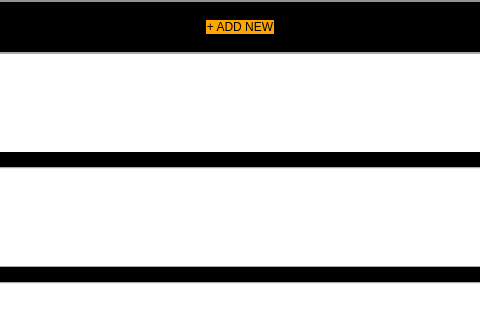
Before: the Qt Designer form Console/consoleApp/Frontend/Widgets/selectDialog.ui in laszlo-avotra-tips/consoleApp, drawn with Qt 5; both pictures show x 110 to 590 and y 0 to 320 of the 700 by 440 pixel window.
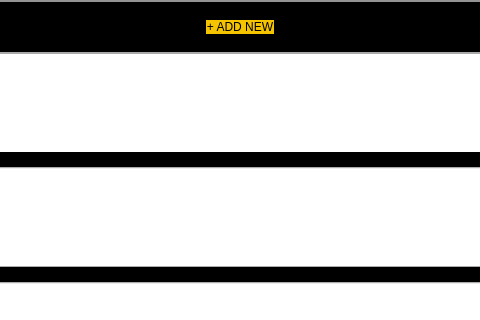
After: the same form once the commit is applied. Icons and pictures are not drawn. Custom widgets are drawn as their Qt base class.

Patch:
```diff
--- a/Console/consoleApp/Frontend/Widgets/selectDialog.ui
+++ b/Console/consoleApp/Frontend/Widgets/selectDialog.ui
@@ -91,7 +91,7 @@
         <item>
          <widget class="QPushButton" name="pushButtonAddNew">
           <property name="styleSheet">
-           <string notr="true">border-radius: 10px; background-color:orange;</string>
+           <string notr="true">border-radius: 10px; background-color:#F5C400;</string>
           </property>
           <property name="text">
            <string>+ ADD NEW</string>
```
